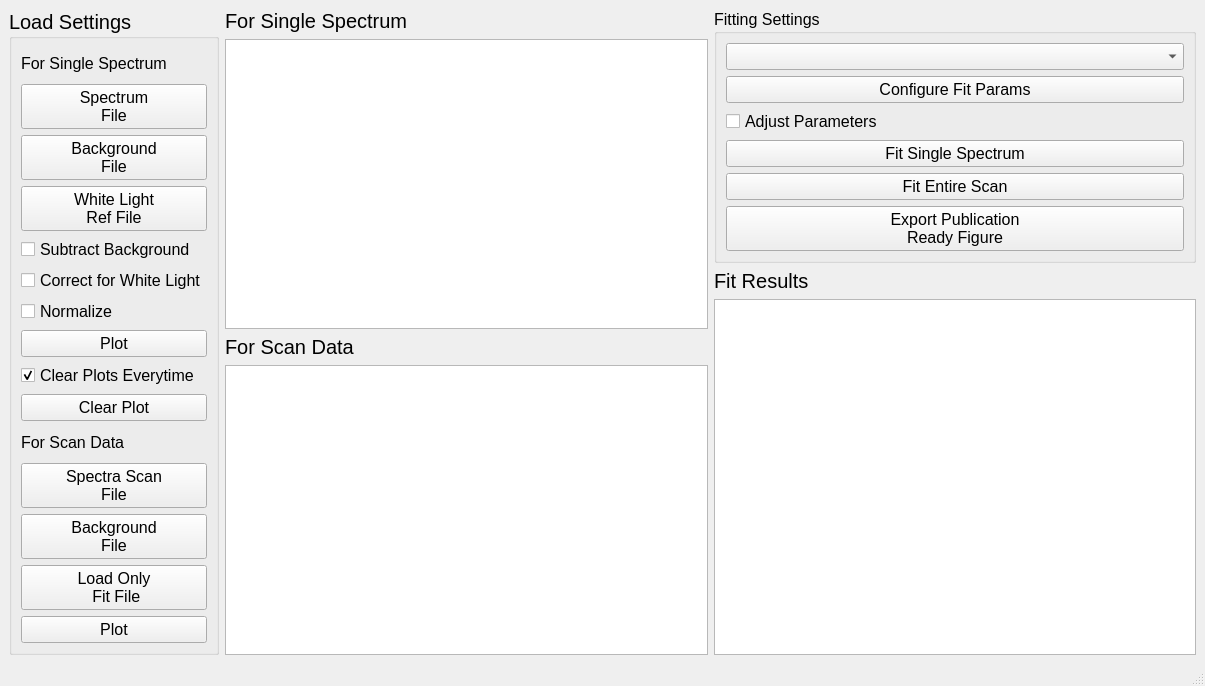
Before: the Qt Designer form PythonGUI_apps/Spectrum_analysis/Spectra_plot_fit_gui.ui in SarthakJariwala/Python_GUI_apps, drawn with Qt 5.
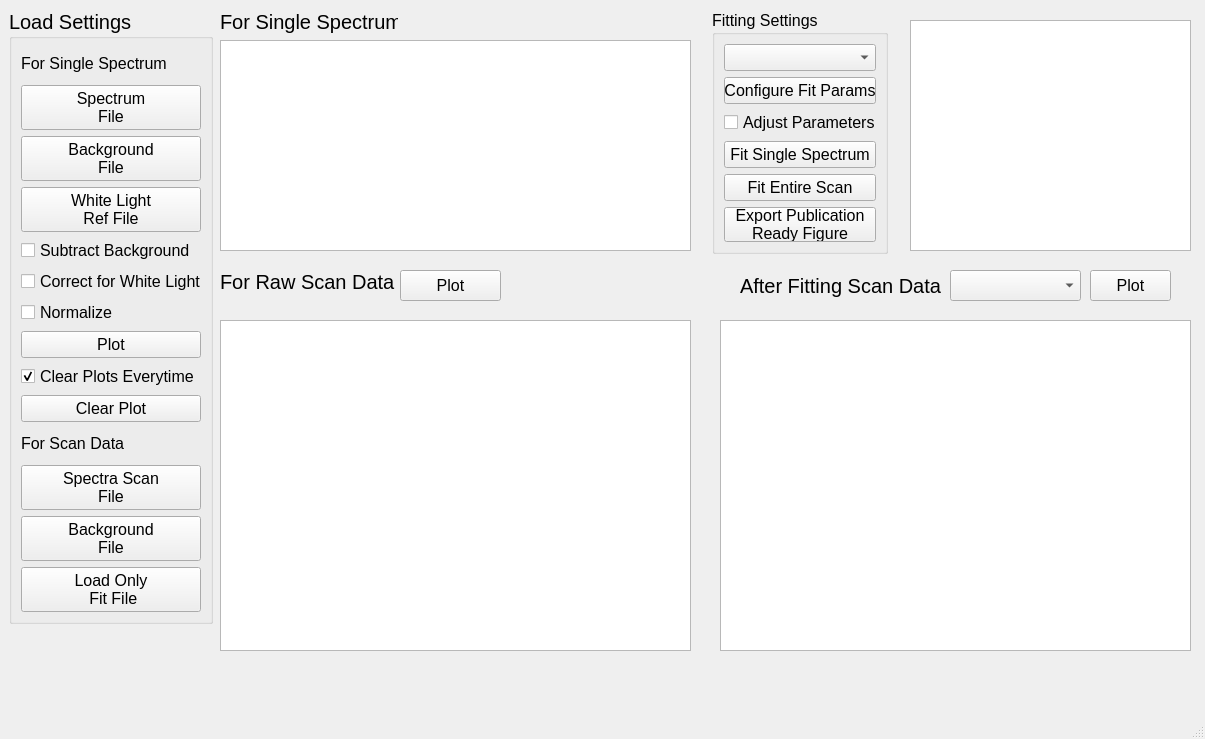
After: the same form once the commit is applied. Custom widgets are drawn as their Qt base class.

Patch:
```diff
--- a/PythonGUI_apps/Spectrum_analysis/Spectra_plot_fit_gui.ui
+++ b/PythonGUI_apps/Spectrum_analysis/Spectra_plot_fit_gui.ui
@@ -7,16 +7,22 @@
     <x>0</x>
     <y>0</y>
     <width>1205</width>
-    <height>686</height>
+    <height>739</height>
    </rect>
   </property>
   <property name="windowTitle">
    <string>MainWindow</string>
   </property>
   <widget class="QWidget" name="centralwidget">
-   <layout class="QHBoxLayout" name="horizontalLayout">
-    <item>
      <widget class="QGroupBox" name="groupBox">
+    <property name="geometry">
+     <rect>
+      <x>9</x>
+      <y>9</y>
+      <width>204</width>
+      <height>615</height>
+     </rect>
+    </property>
       <property name="font">
        <font>
         <pointsize>15</pointsize>
@@ -206,8 +212,60 @@
          </property>
         </widget>
        </item>
-       <item>
+    </layout>
+   </widget>
+   <widget class="ImageView" name="plot_fit_scan">
+    <property name="geometry">
+     <rect>
+      <x>720</x>
+      <y>320</y>
+      <width>471</width>
+      <height>331</height>
+     </rect>
+    </property>
+   </widget>
+   <widget class="QLabel" name="label">
+    <property name="geometry">
+     <rect>
+      <x>740</x>
+      <y>270</y>
+      <width>211</width>
+      <height>31</height>
+     </rect>
+    </property>
+    <property name="font">
+     <font>
+      <pointsize>15</pointsize>
+     </font>
+    </property>
+    <property name="text">
+     <string>After Fitting Scan Data</string>
+    </property>
+   </widget>
+   <widget class="QComboBox" name="comboBox">
+    <property name="geometry">
+     <rect>
+      <x>950</x>
+      <y>270</y>
+      <width>131</width>
+      <height>31</height>
+     </rect>
+    </property>
+    <property name="font">
+     <font>
+      <pointsize>15</pointsize>
+     </font>
+    </property>
+   </widget>
         <widget class="QPushButton" name="plot_scan_pushButton">
+    <property name="geometry">
+     <rect>
+      <x>1090</x>
+      <y>270</y>
+      <width>81</width>
+      <height>31</height>
+     </rect>
+    </property>
          <property name="font">
           <font>
            <pointsize>12</pointsize>
@@ -217,14 +275,33 @@
           <string>Plot</string>
          </property>
         </widget>
-       </item>
-      </layout>
-     </widget>
-    </item>
-    <item>
-     <layout class="QVBoxLayout" name="verticalLayout_3">
-      <item>
+   <widget class="QPushButton" name="plot_raw_scan_pushButton">
+    <property name="geometry">
+     <rect>
+      <x>400</x>
+      <y>270</y>
+      <width>101</width>
+      <height>31</height>
+     </rect>
+    </property>
+    <property name="font">
+     <font>
+      <pointsize>12</pointsize>
+     </font>
+    </property>
+    <property name="text">
+     <string>Plot</string>
+    </property>
+   </widget>
        <widget class="QLabel" name="label_4">
+    <property name="geometry">
+     <rect>
+      <x>220</x>
+      <y>10</y>
+      <width>178</width>
+      <height>24</height>
+     </rect>
+    </property>
         <property name="font">
          <font>
           <pointsize>15</pointsize>
@@ -234,31 +311,53 @@
          <string>For Single Spectrum</string>
         </property>
        </widget>
-      </item>
-      <item>
-       <widget class="PlotWidget" name="plot"/>
-      </item>
-      <item>
+   <widget class="PlotWidget" name="plot">
+    <property name="geometry">
+     <rect>
+      <x>220</x>
+      <y>40</y>
+      <width>471</width>
+      <height>211</height>
+     </rect>
+    </property>
+   </widget>
+   <widget class="ImageView" name="plot_raw_scan">
+    <property name="geometry">
+     <rect>
+      <x>220</x>
+      <y>320</y>
+      <width>471</width>
+      <height>331</height>
+     </rect>
+    </property>
+   </widget>
        <widget class="QLabel" name="label_5">
+    <property name="geometry">
+     <rect>
+      <x>220</x>
+      <y>270</y>
+      <width>181</width>
+      <height>24</height>
+     </rect>
+    </property>
         <property name="font">
          <font>
           <pointsize>15</pointsize>
          </font>
         </property>
         <property name="text">
-         <string>For Scan Data</string>
-        </property>
-       </widget>
-      </item>
-      <item>
-       <widget class="ImageView" name="scan_plot"/>
-      </item>
-     </layout>
-    </item>
-    <item>
-     <layout class="QVBoxLayout" name="verticalLayout_4">
-      <item>
+     <string>For Raw Scan Data</string>
+    </property>
+   </widget>
        <widget class="QGroupBox" name="groupBox_2">
+    <property name="geometry">
+     <rect>
+      <x>712</x>
+      <y>10</y>
+      <width>176</width>
+      <height>244</height>
+     </rect>
+    </property>
         <property name="font">
          <font>
           <pointsize>12</pointsize>
@@ -330,31 +429,21 @@
          </item>
         </layout>
        </widget>
-      </item>
-      <item>
-       <widget class="QLabel" name="label">
-        <property name="font">
-         <font>
-          <pointsize>15</pointsize>
-         </font>
-        </property>
-        <property name="text">
-         <string>Fit Results</string>
-        </property>
-       </widget>
-      </item>
-      <item>
        <widget class="QTextBrowser" name="result_textBrowser">
+    <property name="geometry">
+     <rect>
+      <x>910</x>
+      <y>20</y>
+      <width>281</width>
+      <height>231</height>
+     </rect>
+    </property>
         <property name="font">
          <font>
           <pointsize>10</pointsize>
          </font>
         </property>
        </widget>
-      </item>
-     </layout>
-    </item>
-   </layout>
   </widget>
   <widget class="QMenuBar" name="menubar">
    <property name="geometry">
```
Left out of the diff: 2 changed lines with no effect on the pictures. Lines whose indentation alone changed are shown as unchanged.
